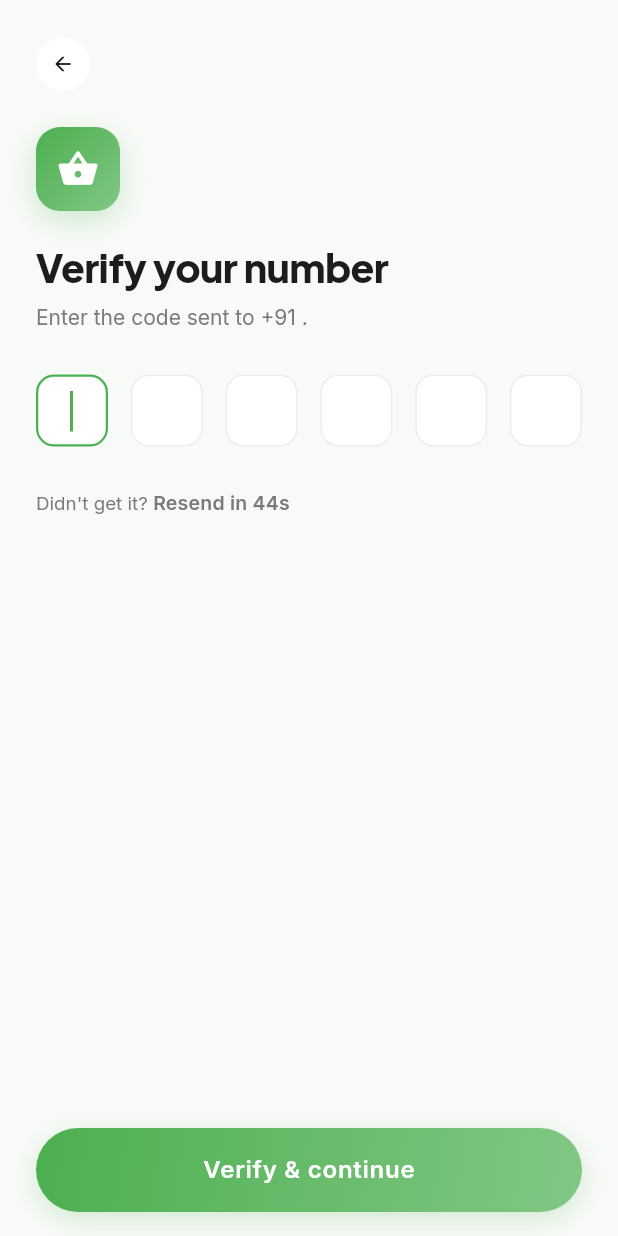
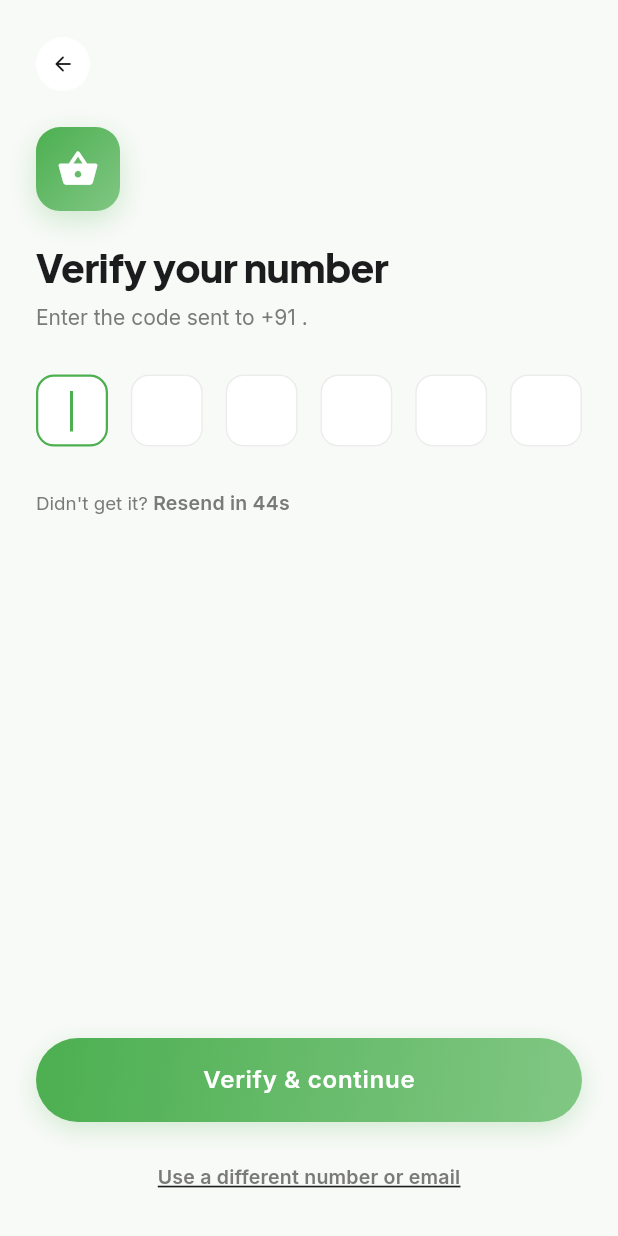
Before and after one commit to Charan951/grocery, a Flutter app: the OtpScreen screen opened by its route, on a phone screen of 412 x 824 dp. Run offline on Flutter 3.47's test engine with Material 3 defaults, Android fonts, the phone set to English and light mode, and no system bars; our stand-ins replace cached_network_image, connectivity_plus, dio, firebase_core, firebase_messaging, flutter_riverpod and 13 more; missing offline and left inert: mapcn_flutter, razorpay_flutter; accounts and stored records are empty; network calls fail.

Commit message:
fix(auth): close the remaining web/mobile parity gaps
- Both: an upfront "New here? Create an account" link on the identifier
  screen -- previously the only way to reach registration was to type an
  email, submit, and wait for a 404 not_found to flip the form; there was no
  visible signup entry point, which is what was reported ("where can I
  create account, I can't see")
- Mobile: added the "Use a different number or email" back-link to the OTP
  and password screens (web already had it), and "Already have an account?
  Sign in" to the register screen (web already had it)
- Web: added a show/hide toggle to both password fields (mobile already had
  one) via new showPassword state, reset on modal close

Verified: frontend tsc+vite build clean; mobile flutter analyze clean,
flutter test 124/124, debug APK builds.

Co-Authored-By: Claude Sonnet 5 <noreply@anthropic.com>

```diff
--- a/mobileapp/lib/features/authentication/presentation/screens/login_screen.dart
+++ b/mobileapp/lib/features/authentication/presentation/screens/login_screen.dart
@@ -132,6 +132,21 @@ class _LoginScreenState extends ConsumerState<LoginScreen> {
           ),
           const SizedBox(height: 12),
           TextButton(
+            onPressed: () {
+              if (_detect(_identifier.text) == _Detected.email) {
+                setState(() => _error = '');
+                context.push('/register?email=${Uri.encodeComponent(_identifier.text.trim().toLowerCase())}');
+              } else {
+                setState(() => _error = 'Enter your email above, then tap Create account');
+              }
+            },
+            child: Text(
+              'New here? Create an account',
+              style: AppTypography.labelMedium(AppColors.primaryText).copyWith(decoration: TextDecoration.underline),
+            ),
+          ),
+          const SizedBox(height: 4),
+          TextButton(
             onPressed: _continueAsGuest,
             child: Text(
               'Continue as guest',
--- a/mobileapp/lib/features/authentication/presentation/screens/otp_screen.dart
+++ b/mobileapp/lib/features/authentication/presentation/screens/otp_screen.dart
@@ -2,6 +2,7 @@ import 'dart:async';
 
 import 'package:flutter/material.dart';
 import 'package:flutter_riverpod/flutter_riverpod.dart';
+import 'package:go_router/go_router.dart';
 import 'package:freshcart/core/constants/app_colors.dart';
 import 'package:freshcart/core/theme/app_typography.dart';
 import 'package:freshcart/core/widgets/app_toast.dart';
@@ -150,10 +151,24 @@ class _OtpScreenState extends ConsumerState<OtpScreen> {
           ),
         ],
       ),
-      cta: PrimaryButton(
-        text: 'Verify & continue',
-        isLoading: busy,
-        onPressed: _verify,
+      cta: Column(
+        children: [
+          PrimaryButton(
+            text: 'Verify & continue',
+            isLoading: busy,
+            onPressed: _verify,
+          ),
+          const SizedBox(height: 12),
+          TextButton(
+            onPressed: busy ? null : () => context.canPop() ? context.pop() : context.go('/login'),
+            child: Text(
+              'Use a different number or email',
+              style: AppTypography.labelMedium(
+                isDark ? AppColors.textSecondaryDark : AppColors.textSecondary,
+              ).copyWith(decoration: TextDecoration.underline),
+            ),
+          ),
+        ],
       ),
     );
   }
```
Also changed, not shown: mobileapp/lib/features/authentication/presentation/screens/password_screen.dart (+18 -4 lines), mobileapp/lib/features/authentication/presentation/screens/register_screen.dart (+20 -4 lines), 1 other file.
